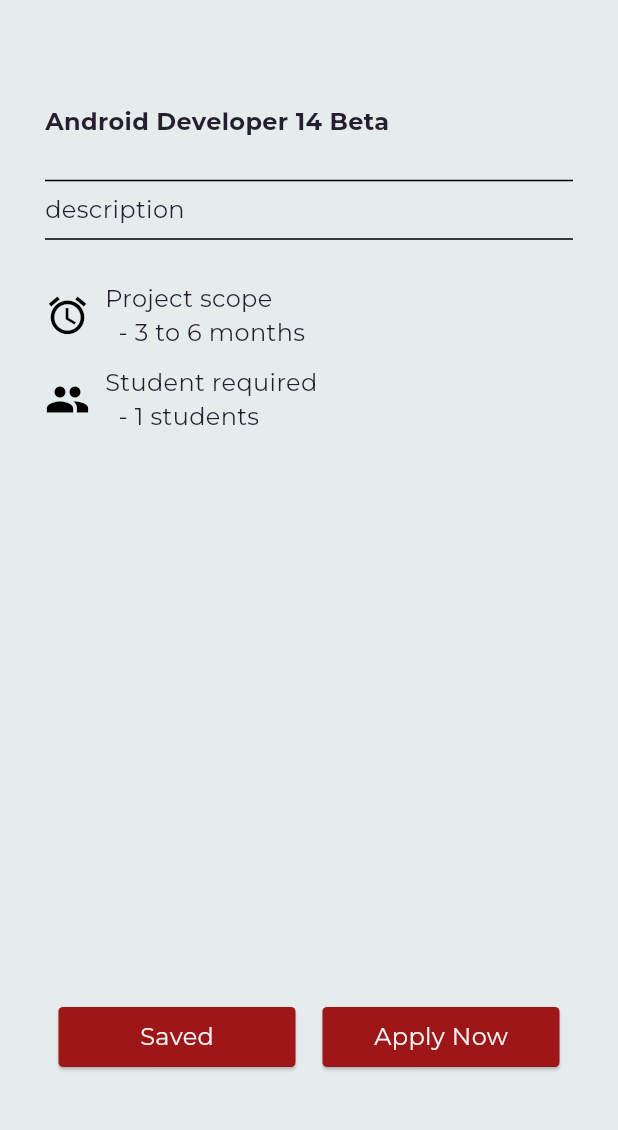
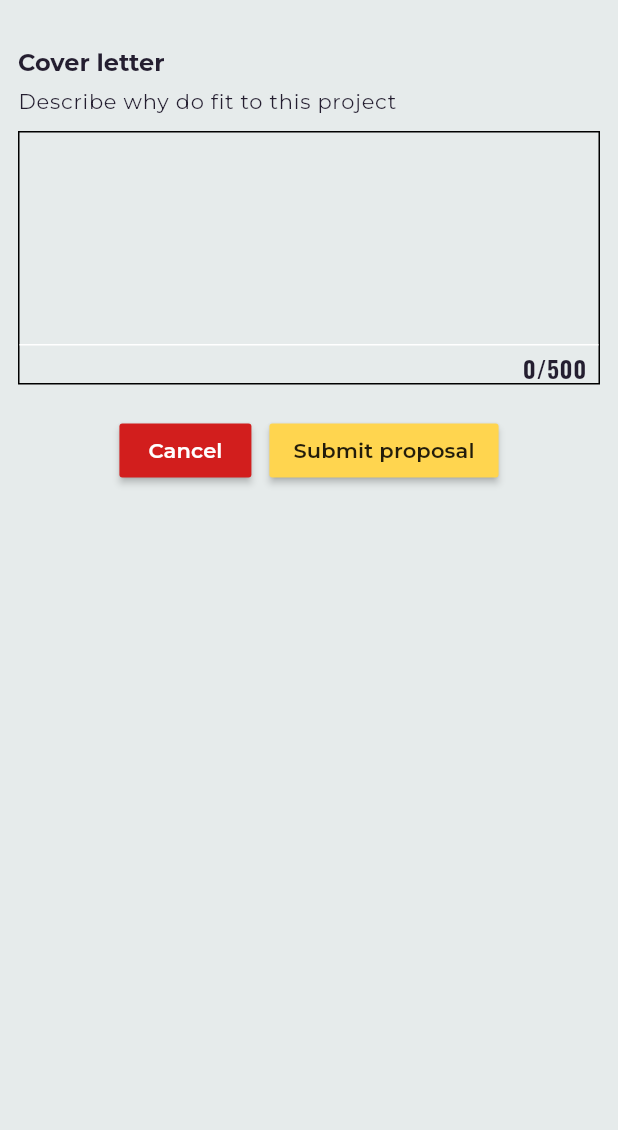
Before and after one commit to bebaoboy/advancedmobiledev_studenthub_20127600_20127004_20127171, a Flutter app: the ProjectDetailsStudentScreen screen opened directly with sample values from the repository, after a tap on "Apply Now", on a phone screen of 412 x 824 dp, the part 61-1191 px from its top. Run offline on Flutter 3.47's test engine with Material 3 defaults, Android fonts, the phone set to English and light mode, and no system bars; our stand-ins replace animated_custom_dropdown, another_flushbar, auto_size_text, dio, event_bus, file_picker and 14 more; missing offline and left inert: animated_segmented_tab_control, animated_tree_view, enhanced_paginated_view, file_previewer, flutter_animated_dialog, material_dialog and 4 more; accounts and stored records are empty; generated files the repository leaves out were written again.

Commit message:
add submit proposal screen for student

```diff
--- a/lib/presentation/dashboard/project_details_student.dart
+++ b/lib/presentation/dashboard/project_details_student.dart
@@ -3,6 +3,7 @@ import 'package:boilerplate/core/widgets/main_app_bar_widget.dart';
 import 'package:boilerplate/core/widgets/rounded_button_widget.dart';
 import 'package:boilerplate/domain/entity/project/project.dart';
 import 'package:boilerplate/utils/locale/app_localization.dart';
+import 'package:boilerplate/utils/routes/routes.dart';
 import 'package:flutter/material.dart';
 
 class ProjectDetailsStudentScreen extends StatefulWidget {
@@ -144,7 +145,8 @@ class _ProjectDetailsStudentScreenState
                     ),
                   ),
                   onPressed: () {},
-                  child: Text('Saved',
+                  child: Text(
+                    'Saved',
                     style: Theme.of(context).textTheme.bodyMedium!.merge(
                         TextStyle(
                             color: Theme.of(context).colorScheme.secondary)),
@@ -161,8 +163,13 @@ class _ProjectDetailsStudentScreenState
                       borderRadius: BorderRadius.circular(3),
                     ),
                   ),
-                  onPressed: () {},
-                  child: Text('Apply Now',
+                  onPressed: () {
+                    Navigator.of(context)
+                      ..pushNamed(Routes.submitProposal,
+                          arguments: widget.project);
+                  },
+                  child: Text(
+                    'Apply Now',
                     style: Theme.of(context).textTheme.bodyMedium!.merge(
                         TextStyle(
                             color: Theme.of(context).colorScheme.secondary)),
--- /dev/null
+++ b/lib/presentation/dashboard/submit_project_proposal/submit_project_proposal.dart
@@ -0,0 +1,87 @@
+import 'package:boilerplate/core/widgets/main_app_bar_widget.dart';
+import 'package:boilerplate/domain/entity/project/myMockData.dart';
+import 'package:boilerplate/domain/entity/project/project.dart';
+import 'package:flutter/material.dart';
+
+class SubmitProjectProposal extends StatefulWidget {
+  final Project project;
+  const SubmitProjectProposal({super.key, required this.project});
+
+  @override
+  State<SubmitProjectProposal> createState() => _SubmitProjectProposalState();
+}
+
+class _SubmitProjectProposalState extends State<SubmitProjectProposal> {
+  @override
+  Widget build(BuildContext context) {
+    return Scaffold(
+      appBar: const MainAppBar(),
+      body: _buildBody(context),
+    );
+  }
+
+  Widget _buildBody(BuildContext context) {
+    return SingleChildScrollView(
+      child: Padding(
+        padding: const EdgeInsets.all(12.0),
+        child: Column(
+          crossAxisAlignment: CrossAxisAlignment.start,
+          children: [
+            Text(
+              'Cover letter',
+              style: Theme.of(context).textTheme.headline6,
+            ),
+            const SizedBox(
+              height: 5,
+            ),
+            Text('Describe why do fit to this project',
+                style: Theme.of(context).textTheme.bodyText1),
+            const SizedBox(
+              height: 10,
+            ),
+            Container(
+              decoration: BoxDecoration(
+                  border: Border.all(width: 1, color: Colors.black)),
+              child: const TextField(
+                decoration: InputDecoration(contentPadding: EdgeInsets.all(8.0)),
+                minLines: 6,
+                maxLines: 10,
+                textInputAction: TextInputAction.done,
+                maxLength: 500,
+              ),
+            ),
+            const SizedBox(height: 20),
+            Row(
+              mainAxisAlignment: MainAxisAlignment.center,
+              children: [
+                MaterialButton(
+                  onPressed: () {
+                    Navigator.of(context)..pop();
+                  },
+                  textColor: Colors.white,
+                  color: Theme.of(context).primaryColor,
+                  child: const Text('Cancel'),
+                ),
+                const SizedBox(
+                  width: 12,
+                ),
+                MaterialButton(
+                  onPressed: () {
+                    var newStudentProject = StudentProject(
+                        title: widget.project.title,
+                        description: widget.project.description,
+                        submittedTime: DateTime.now(),
+                        timeCreated: widget.project.timeCreated);
+                    studentProjects.add(newStudentProject);
+                  },
+                  color: Colors.amber.shade300,
+                  child: const Text('Submit proposal'),
+                )
+              ],
+            )
+          ],
+        ),
+      ),
+    );
+  }
+}
--- a/lib/utils/routes/routes.dart
+++ b/lib/utils/routes/routes.dart
@@ -4,6 +4,7 @@ import 'package:boilerplate/presentation/dashboard/project_details.dart';
 import 'package:boilerplate/presentation/dashboard/favorite_project.dart';
 import 'package:boilerplate/presentation/dashboard/project_details_student.dart';
 import 'package:boilerplate/presentation/dashboard/project_post/project_post.dart';
+import 'package:boilerplate/presentation/dashboard/submit_project_proposal/submit_project_proposal.dart';
 import 'package:boilerplate/presentation/home/home.dart';
 import 'package:boilerplate/presentation/home/splashscreen.dart';
 import 'package:boilerplate/presentation/login/login.dart';
@@ -41,6 +42,13 @@ class Routes {
   static const String projectPost = '/project-post';
   static const String favortieProject = "/favortie-project";
   static const String projectDetailsStudent = '/projectDetailsStudent';
+  static const String forgetPassword = '/forgetPassword';
+  static const String forgetPasswordSent = '/forgetPasswordSent';
+  static const String forgetPasswordChangePassword =
+      '/forgetPasswordChangePassword';
+  static const String forgetPasswordDone = '/forgetPasswordDone';
+  static const String submitProposal = '/submitProposal';
+  static const String message = "/message";
 
   static final _route = <String, Widget>{
     splash: const SplashScreen(),
@@ -48,7 +56,7 @@ class Routes {
     signUp: const SignUpScreen(),
     setting: const SettingScreen(),
     profile: const ProfileScreen(),
-    profileStep2: ProfileStep2Screen(),
+    profileStep2: const ProfileStep2Screen(),
     signUpCompany: const SignUpCompanyScreen(),
     signUpStudent: const SignUpStudentScreen(),
     home: const HomeScreen(),
@@ -61,6 +69,12 @@ class Routes {
     projectPost: const ProjectPostScreen(),
     favortieProject: const FavoriteScreen(),
     projectDetailsStudent: const Placeholder(),
+    forgetPassword: const ForgetPasswordScreen(),
+    forgetPasswordSent: const ForgetPasswordSentScreen(),
+    forgetPasswordChangePassword: const ForgetPasswordChangePasswordcreen(),
+    forgetPasswordDone: const ForgetPasswordDoneScreen(),
+    submitProposal: const Placeholder(),
+    message: const Placeholder(),
   };
 
   static final routes = <String, WidgetBuilder>{
@@ -83,7 +97,16 @@ getRoute(name, context, {arguments}) {
     if (name == Routes.projectDetails) {
       // If route is projectDetails, return ProjectDetailsPage with arguments
       return ProjectDetailsPage(project: arguments as Project);
-    } if (name == Routes.projectDetailsStudent) {
+    }
+    if (name == Routes.submitProposal) {
+      return SubmitProjectProposal(project: arguments as Project);
+    }
+
+    if (name == Routes.message) {
+      // If route is projectDetails, return ProjectDetailsPage with arguments
+      return MessageScreen(title: arguments as String);
+    }
+    if (name == Routes.projectDetailsStudent) {
       // If route is projectDetails, return ProjectDetailsPage with arguments
       return ProjectDetailsStudentScreen(project: arguments as Project);
     } else {
```
